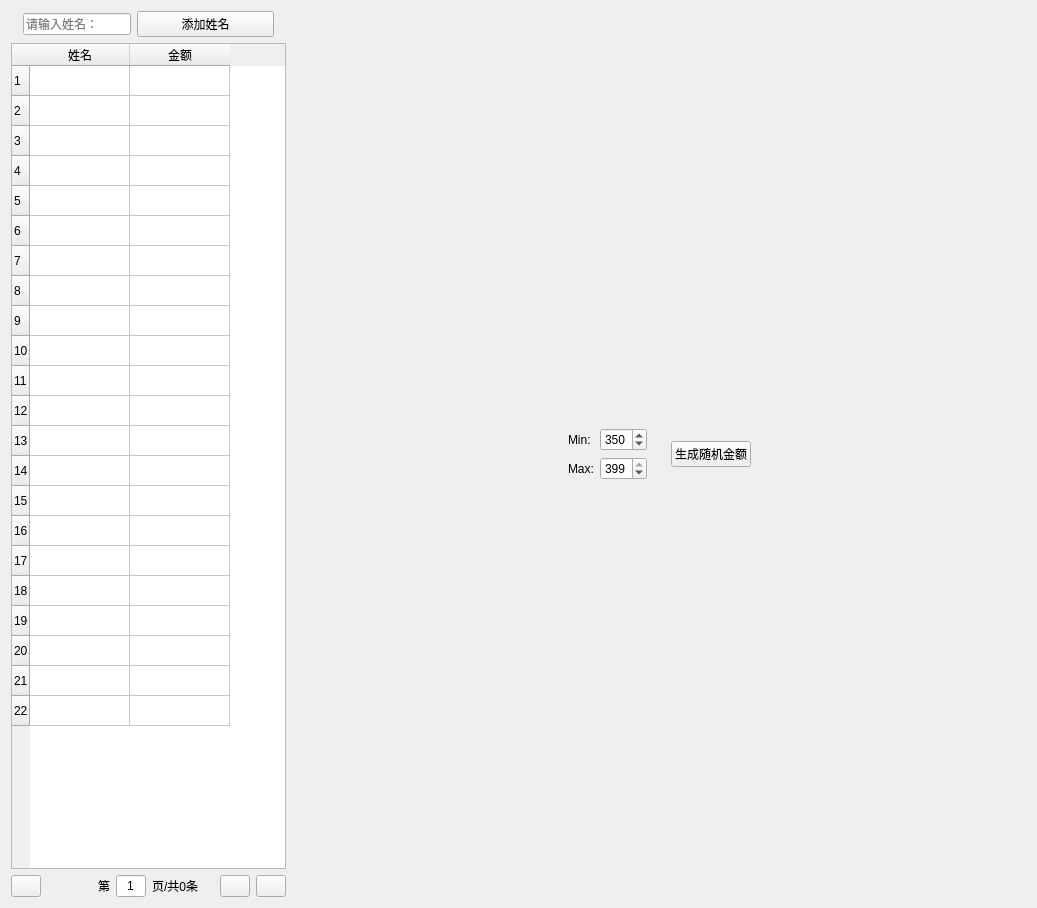
Above: PythonProjects/OmronOfficeSystem/TaxiUi.ui from MmMmMqianq/OmronOfficeSystem before the change. Below: the same form after it.
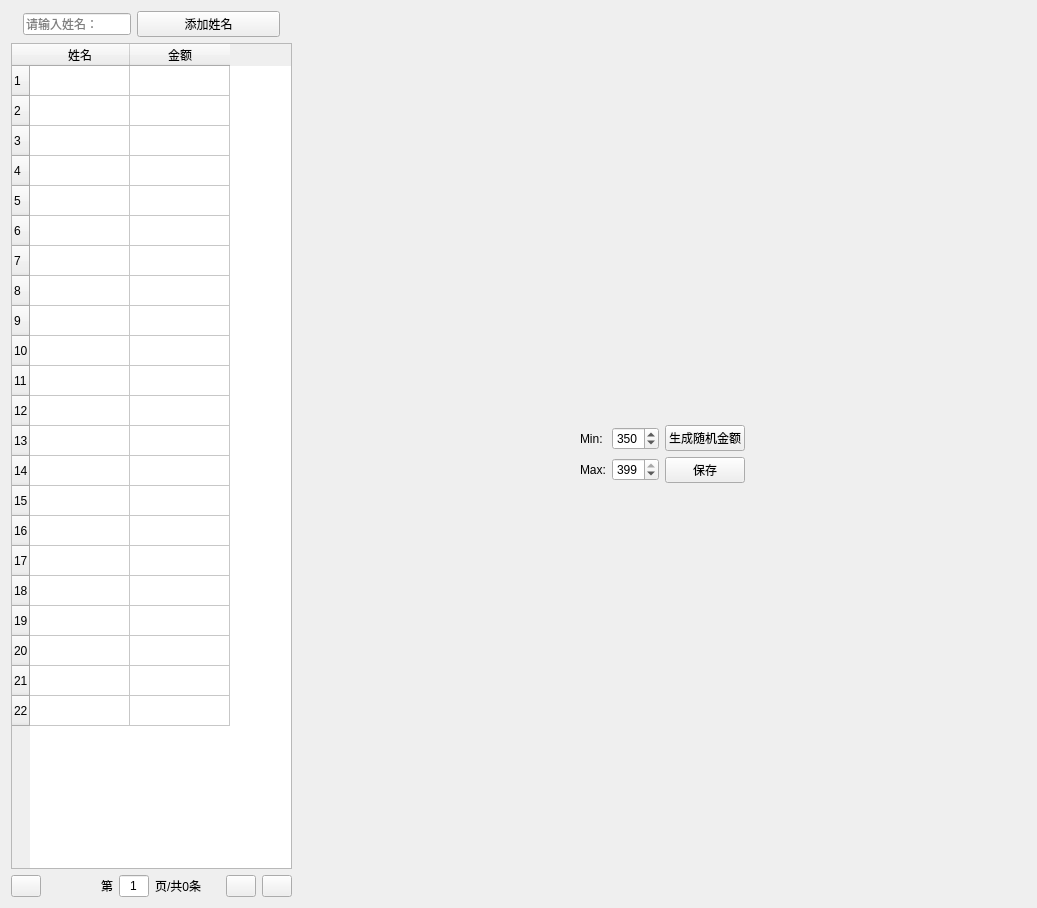
That is the form after the change. Icons and pictures are not drawn.

```diff
--- a/PythonProjects/OmronOfficeSystem/TaxiUi.ui
+++ b/PythonProjects/OmronOfficeSystem/TaxiUi.ui
@@ -13,7 +13,7 @@
   <property name="windowTitle">
    <string>Form</string>
   </property>
-  <layout class="QHBoxLayout" name="horizontalLayout_5" stretch="0,0,0,0">
+  <layout class="QHBoxLayout" name="horizontalLayout_5">
    <item>
     <layout class="QVBoxLayout" name="verticalLayout">
      <item>
@@ -347,7 +347,7 @@
     </spacer>
    </item>
    <item>
-    <layout class="QVBoxLayout" name="verticalLayout_2">
+    <layout class="QVBoxLayout" name="verticalLayout_3">
      <item>
       <spacer name="verticalSpacer">
        <property name="orientation">
@@ -420,27 +420,22 @@
         </layout>
        </item>
        <item>
-        <spacer name="horizontalSpacer_3">
-         <property name="orientation">
-          <enum>Qt::Horizontal</enum>
-         </property>
-         <property name="sizeType">
-          <enum>QSizePolicy::Fixed</enum>
-         </property>
-         <property name="sizeHint" stdset="0">
-          <size>
-           <width>18</width>
-           <height>20</height>
-          </size>
-         </property>
-        </spacer>
-       </item>
+        <layout class="QVBoxLayout" name="verticalLayout_2">
        <item>
         <widget class="QPushButton" name="okButton">
          <property name="text">
           <string>生成随机金额</string>
          </property>
         </widget>
+         </item>
+         <item>
+          <widget class="QPushButton" name="saveBtn">
+           <property name="text">
+            <string>保存</string>
+           </property>
+          </widget>
+         </item>
+        </layout>
        </item>
       </layout>
      </item>
```
Lines whose indentation alone changed are shown as unchanged.
